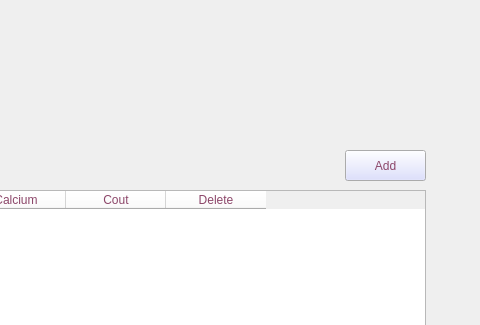
Old version of the form Interfaces/window1.ui in the repository MohamedRebai41/Operations_Research_Project; both pictures show x 375 to 855 and y 0 to 325 of the 855 by 1123 pixel window.
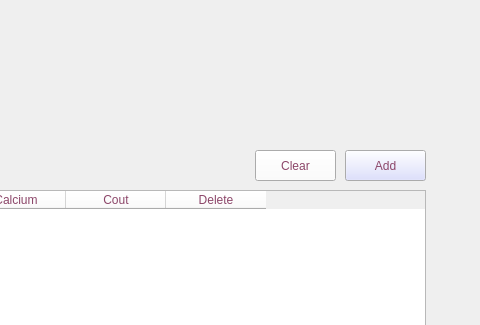
New version of the form.

What changed in the file:
```diff
--- a/Interfaces/window1.ui
+++ b/Interfaces/window1.ui
@@ -669,6 +669,19 @@
     <string>Add</string>
    </property>
   </widget>
+  <widget class="QPushButton" name="clearButton">
+   <property name="geometry">
+    <rect>
+     <x>630</x>
+     <y>150</y>
+     <width>81</width>
+     <height>31</height>
+    </rect>
+   </property>
+   <property name="text">
+    <string>Clear</string>
+   </property>
+  </widget>
  </widget>
  <resources/>
  <connections/>
```
